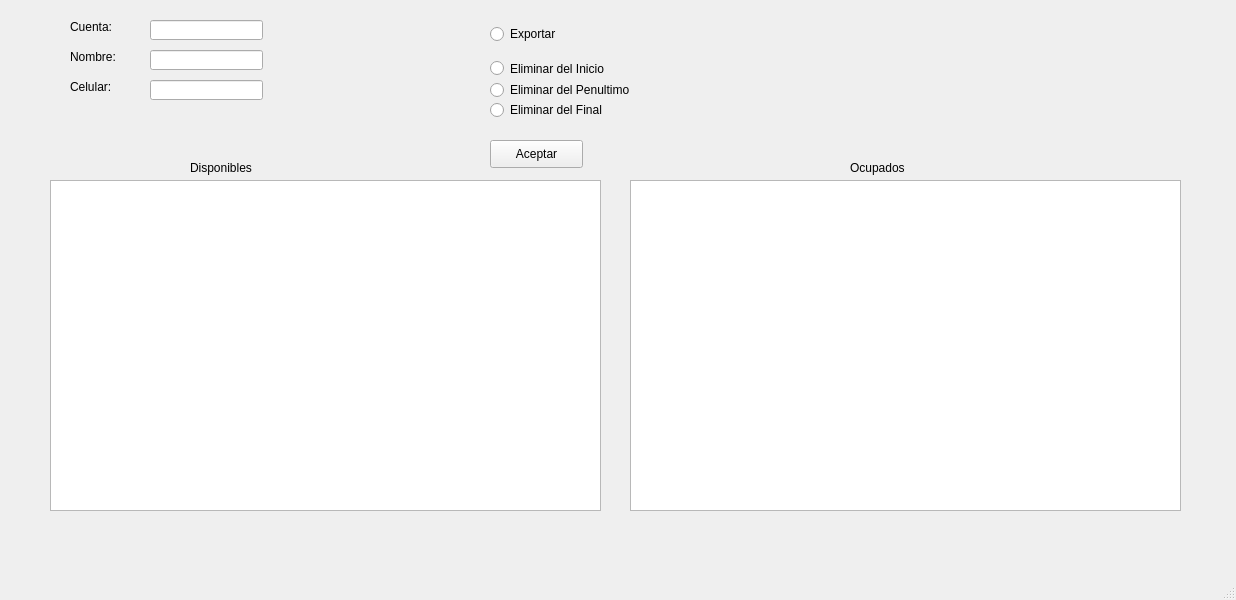
This is Archivos_Listas_Colas_GUI_SO2/Archivos_Listas_Colas_GUI/Archivos/cframe.ui in ColdCrawd/siso2_tarea as Qt 5 draws it before an edit. The edited form follows.
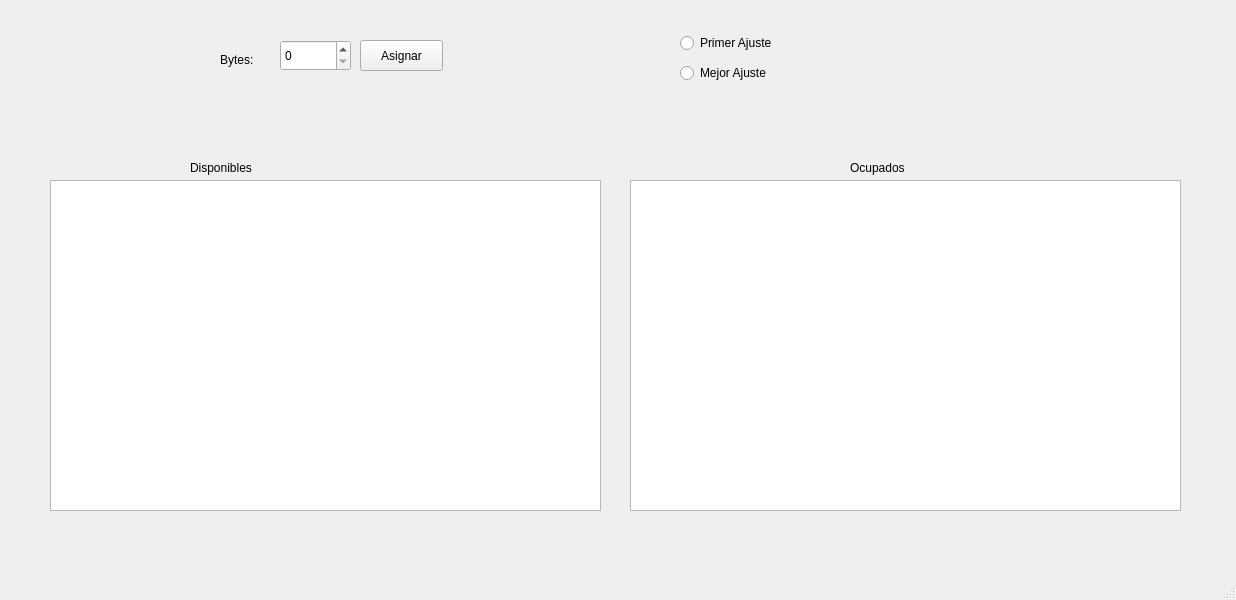
This is the edited form.

Commit message: Priemr Ajuste hecho

```diff
--- a/Archivos_Listas_Colas_GUI_SO2/Archivos_Listas_Colas_GUI/Archivos/cframe.ui
+++ b/Archivos_Listas_Colas_GUI_SO2/Archivos_Listas_Colas_GUI/Archivos/cframe.ui
@@ -14,75 +14,6 @@
    <string>cframe</string>
   </property>
   <widget class="QWidget" name="centralwidget">
-   <widget class="QLabel" name="Lbl_Cuenta">
-    <property name="geometry">
-     <rect>
-      <x>70</x>
-      <y>20</y>
-      <width>47</width>
-      <height>13</height>
-     </rect>
-    </property>
-    <property name="text">
-     <string>Cuenta:</string>
-    </property>
-   </widget>
-   <widget class="QLabel" name="Lbl_Nombre">
-    <property name="geometry">
-     <rect>
-      <x>70</x>
-      <y>50</y>
-      <width>47</width>
-      <height>13</height>
-     </rect>
-    </property>
-    <property name="text">
-     <string>Nombre:</string>
-    </property>
-   </widget>
-   <widget class="QLabel" name="Lbl_Celular">
-    <property name="geometry">
-     <rect>
-      <x>70</x>
-      <y>80</y>
-      <width>47</width>
-      <height>13</height>
-     </rect>
-    </property>
-    <property name="text">
-     <string>Celular:</string>
-    </property>
-   </widget>
-   <widget class="QLineEdit" name="Le_Cuenta">
-    <property name="geometry">
-     <rect>
-      <x>150</x>
-      <y>20</y>
-      <width>113</width>
-      <height>20</height>
-     </rect>
-    </property>
-   </widget>
-   <widget class="QLineEdit" name="Le_Nombre">
-    <property name="geometry">
-     <rect>
-      <x>150</x>
-      <y>50</y>
-      <width>113</width>
-      <height>20</height>
-     </rect>
-    </property>
-   </widget>
-   <widget class="QLineEdit" name="Le_Celular">
-    <property name="geometry">
-     <rect>
-      <x>150</x>
-      <y>80</y>
-      <width>113</width>
-      <height>20</height>
-     </rect>
-    </property>
-   </widget>
    <widget class="QTableWidget" name="TW_Mostrar">
     <property name="geometry">
      <rect>
@@ -93,71 +24,6 @@
      </rect>
     </property>
    </widget>
-   <widget class="QRadioButton" name="RB_Exportar">
-    <property name="geometry">
-     <rect>
-      <x>490</x>
-      <y>26</y>
-      <width>141</width>
-      <height>16</height>
-     </rect>
-    </property>
-    <property name="text">
-     <string>Exportar</string>
-    </property>
-   </widget>
-   <widget class="QRadioButton" name="RB_EliminaRaiz">
-    <property name="geometry">
-     <rect>
-      <x>490</x>
-      <y>60</y>
-      <width>131</width>
-      <height>17</height>
-     </rect>
-    </property>
-    <property name="text">
-     <string>Eliminar del Inicio</string>
-    </property>
-   </widget>
-   <widget class="QPushButton" name="Btn_Aceptar">
-    <property name="geometry">
-     <rect>
-      <x>490</x>
-      <y>140</y>
-      <width>93</width>
-      <height>28</height>
-     </rect>
-    </property>
-    <property name="text">
-     <string>Aceptar</string>
-    </property>
-   </widget>
-   <widget class="QRadioButton" name="RB_EliminaPenultimo">
-    <property name="geometry">
-     <rect>
-      <x>490</x>
-      <y>80</y>
-      <width>161</width>
-      <height>20</height>
-     </rect>
-    </property>
-    <property name="text">
-     <string>Eliminar del Penultimo</string>
-    </property>
-   </widget>
-   <widget class="QRadioButton" name="RB_EliminaFin">
-    <property name="geometry">
-     <rect>
-      <x>490</x>
-      <y>100</y>
-      <width>131</width>
-      <height>20</height>
-     </rect>
-    </property>
-    <property name="text">
-     <string>Eliminar del Final</string>
-    </property>
-   </widget>
    <widget class="QLabel" name="Lbl_Cola">
     <property name="geometry">
      <rect>
@@ -194,6 +60,71 @@
      </rect>
     </property>
    </widget>
+   <widget class="QLabel" name="label">
+    <property name="geometry">
+     <rect>
+      <x>220</x>
+      <y>50</y>
+      <width>51</width>
+      <height>20</height>
+     </rect>
+    </property>
+    <property name="text">
+     <string>Bytes:</string>
+    </property>
+   </widget>
+   <widget class="QPushButton" name="Btn_Asignar">
+    <property name="geometry">
+     <rect>
+      <x>360</x>
+      <y>40</y>
+      <width>83</width>
+      <height>31</height>
+     </rect>
+    </property>
+    <property name="text">
+     <string>Asignar</string>
+    </property>
+   </widget>
+   <widget class="QSpinBox" name="Sb_Bytes">
+    <property name="geometry">
+     <rect>
+      <x>280</x>
+      <y>40</y>
+      <width>71</width>
+      <height>31</height>
+     </rect>
+    </property>
+    <property name="maximum">
+     <number>999</number>
+    </property>
+   </widget>
+   <widget class="QRadioButton" name="RB_PrimerA">
+    <property name="geometry">
+     <rect>
+      <x>680</x>
+      <y>30</y>
+      <width>112</width>
+      <height>26</height>
+     </rect>
+    </property>
+    <property name="text">
+     <string>Primer Ajuste</string>
+    </property>
+   </widget>
+   <widget class="QRadioButton" name="RB_MejorA">
+    <property name="geometry">
+     <rect>
+      <x>680</x>
+      <y>60</y>
+      <width>112</width>
+      <height>26</height>
+     </rect>
+    </property>
+    <property name="text">
+     <string>Mejor Ajuste</string>
+    </property>
+   </widget>
   </widget>
   <widget class="QMenuBar" name="menubar">
    <property name="geometry">
```
The commit also changes 3 other files.
